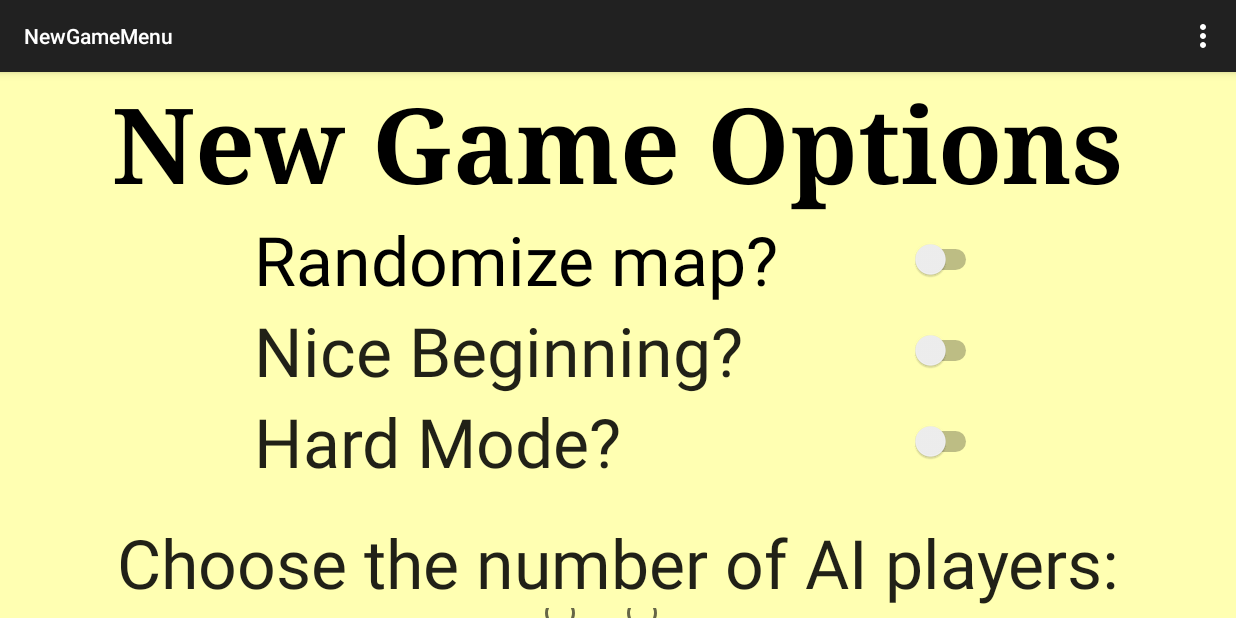
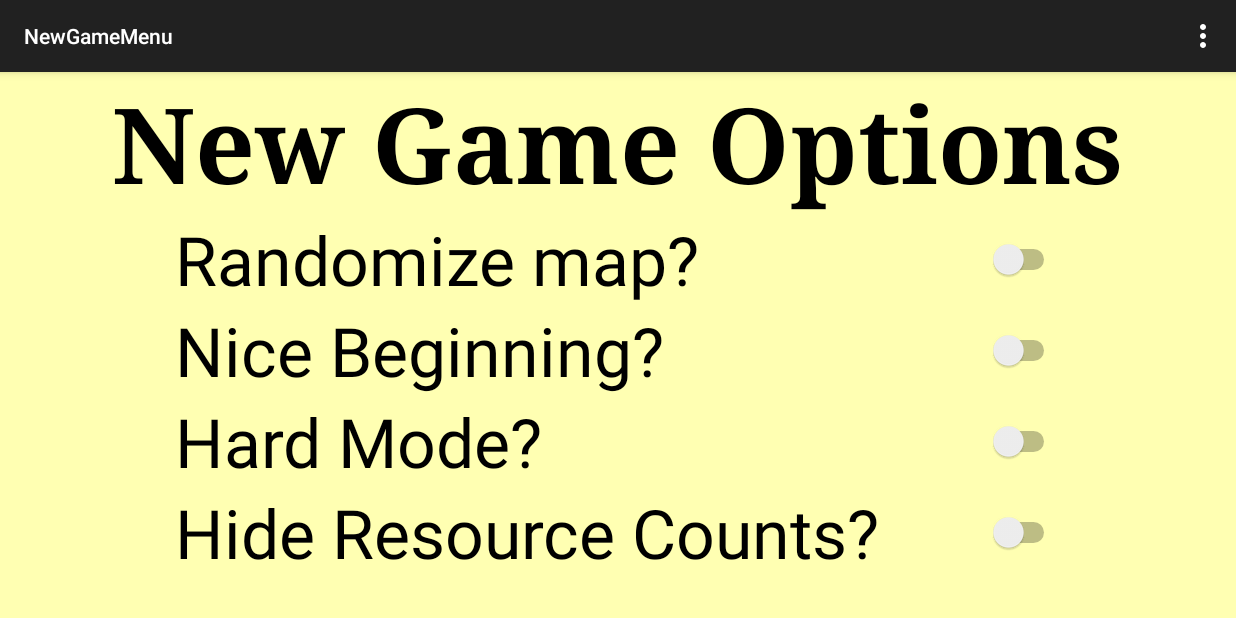
Before and after one commit to schneidm17/Catan, an Android app: the NewGameMenu screen opened directly, with no data from a screen before it, on a phone screen of 824 x 412 dp (held sideways). Run offline under Robolectric (Android 15) with nearby library versions, the light colour scheme and no system bars.

Commit message:
Added dimension header

```diff
--- a/app/src/main/res/layout/activity_new_game_menu.xml
+++ b/app/src/main/res/layout/activity_new_game_menu.xml
@@ -62,7 +62,8 @@
             android:textAppearance="?android:attr/textAppearanceLarge"
             android:text="@string/nice_mode_str"
             android:id="@+id/nice_text"
-            android:textSize="45sp" />
+            android:textSize="45sp"
+            android:textColor="@color/Black" />
 
         <Switch
             android:layout_width="@dimen/new_game_switch_width"
@@ -84,7 +85,8 @@
             android:textAppearance="?android:attr/textAppearanceLarge"
             android:text="@string/hard_mode_str"
             android:id="@+id/hard_text"
-            android:textSize="45sp" />
+            android:textSize="45sp"
+            android:textColor="@color/Black" />
 
         <Switch
             android:layout_width="@dimen/new_game_switch_width"
@@ -92,9 +94,31 @@
             android:id="@+id/hard_switch" />
     </LinearLayout>
 
+    <LinearLayout
+        android:orientation="horizontal"
+        android:layout_width="wrap_content"
+        android:layout_height="wrap_content"
+        android:id="@+id/hide_res_bar"
+        android:weightSum="1"
+        android:layout_gravity="center">
+
+        <TextView
+            android:layout_width="@dimen/new_game_option_width"
+            android:layout_height="wrap_content"
+            android:text="@string/hide_res_str"
+            android:id="@+id/hide_text"
+            android:textSize="45sp"
+            android:textColor="@color/Black" />
+
+        <Switch
+            android:layout_width="@dimen/new_game_switch_width"
+            android:layout_height="match_parent"
+            android:id="@+id/hide_switch" />
+    </LinearLayout>
+
     <TextView
         android:layout_width="wrap_content"
-        android:layout_height="20dp"
+        android:layout_height="16dp"
         android:id="@+id/spacer2"
         android:layout_gravity="center_horizontal" />
 
@@ -105,7 +129,8 @@
         android:text="@string/choose_computers"
         android:id="@+id/ai_choose_text"
         android:layout_gravity="center_horizontal"
-        android:textSize="45sp" />
+        android:textSize="45sp"
+        android:textColor="@color/Black" />
 
     <RadioGroup
         android:layout_width="wrap_content"
@@ -119,19 +144,21 @@
             android:layout_height="wrap_content"
             android:text="2"
             android:id="@+id/ai_2"
-            android:textSize="40sp" />
+            android:textSize="40sp"
+            android:textColor="@color/Black" />
 
         <RadioButton
             android:layout_width="wrap_content"
             android:layout_height="wrap_content"
             android:text="3"
             android:id="@+id/ai_3"
-            android:textSize="40sp" />
+            android:textSize="40sp"
+            android:textColor="@color/Black" />
     </RadioGroup>
 
     <TextView
         android:layout_width="wrap_content"
-        android:layout_height="20dp"
+        android:layout_height="16dp"
         android:id="@+id/spacer"
         android:layout_gravity="center_horizontal" />
 
@@ -142,7 +169,8 @@
         android:text="@string/choose_color"
         android:id="@+id/choose_color_text"
         android:textSize="45sp"
-        android:layout_gravity="center" />
+        android:layout_gravity="center"
+        android:textColor="@color/Black" />
 
     <RadioGroup
         android:layout_width="wrap_content"
@@ -158,7 +186,8 @@
             android:id="@+id/blue_button"
             android:textSize="40sp"
             android:buttonTint="@color/BluePlayer"
-            android:enabled="true" />
+            android:enabled="true"
+            android:textColor="@color/Black" />
 
         <RadioButton
             android:layout_width="wrap_content"
@@ -166,7 +195,8 @@
             android:text="@string/white"
             android:id="@+id/white_button"
             android:textSize="40sp"
-            android:buttonTint="@color/WhitePlayer" />
+            android:buttonTint="@color/WhitePlayer"
+            android:textColor="@color/Black" />
 
         <RadioButton
             android:layout_width="wrap_content"
@@ -174,7 +204,8 @@
             android:text="@string/red"
             android:id="@+id/red_button"
             android:textSize="40sp"
-            android:buttonTint="@color/RedPlayer" />
+            android:buttonTint="@color/RedPlayer"
+            android:textColor="@color/Black" />
 
         <RadioButton
             android:layout_width="wrap_content"
@@ -182,7 +213,8 @@
             android:text="@string/orange"
             android:id="@+id/orange_button"
             android:textSize="40sp"
-            android:buttonTint="@color/OrangePlayer" />
+            android:buttonTint="@color/OrangePlayer"
+            android:textColor="@color/Black" />
     </RadioGroup>
 
     <Button
@@ -193,6 +225,7 @@
         android:layout_gravity="center_horizontal"
         android:textSize="50sp"
         android:onClick="makeNewGame"
-        android:nestedScrollingEnabled="true" />
+        android:nestedScrollingEnabled="true"
+        android:textColor="@color/Black" />
 
 </LinearLayout>
--- a/app/src/main/res/values/dimens.xml
+++ b/app/src/main/res/values/dimens.xml
@@ -13,6 +13,6 @@
 
     <!-- Dimensions used for opening/new game menus. -->
     <dimen name="opening_menu_button_width">400dp</dimen>
-    <dimen name="new_game_option_width">385dp</dimen>
+    <dimen name="new_game_option_width">490dp</dimen>
     <dimen name="new_game_switch_width">100dp</dimen>
 </resources>
--- a/app/src/main/res/values/strings.xml
+++ b/app/src/main/res/values/strings.xml
@@ -37,6 +37,7 @@
     <string name="random_map">Randomize map?</string>
     <string name="nice_mode_str">Nice Beginning?</string>
     <string name="hard_mode_str">Hard Mode?</string>
+    <string name="hide_res_str">Hide Resource Counts?</string>
     <string name="choose_color">Choose your color:</string>
     <string name="blue">Blue</string>
     <string name="white">White</string>
```
